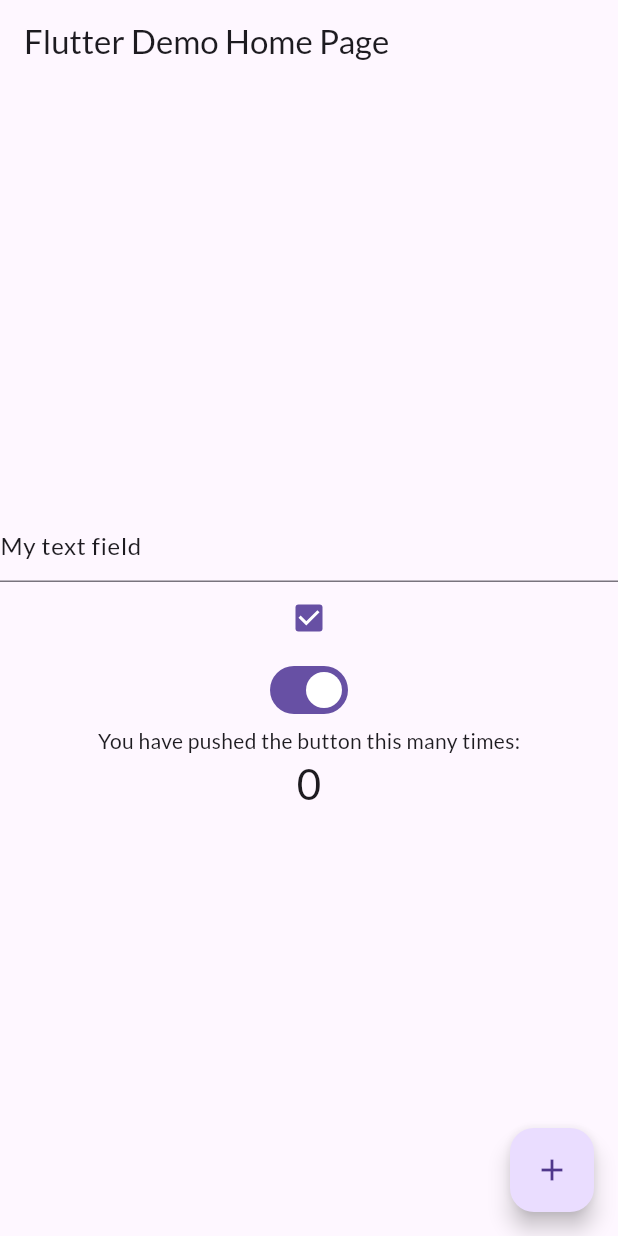
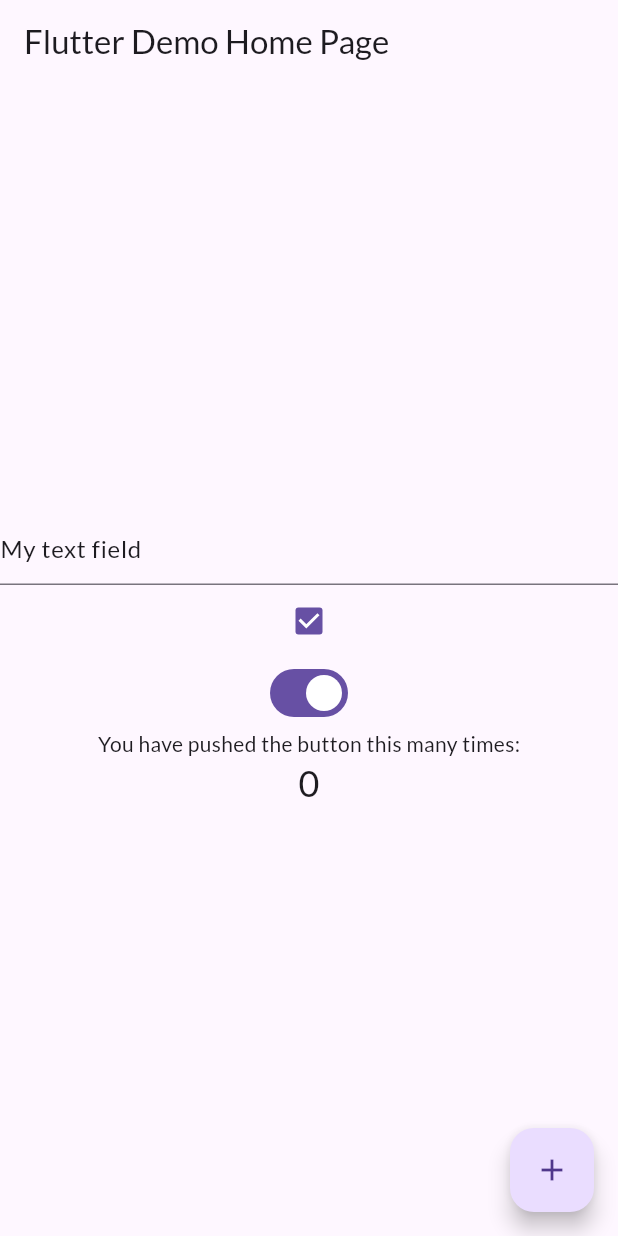
Before and after one commit to sncf-connect-tech/gherkin_widget_extension, a Flutter app: the screen it shows after launch, on a phone screen of 412 x 824 dp. Run offline on Flutter 3.47's test engine with Material 3 defaults, Android fonts, the phone set to English and light mode, and no system bars; our stand-ins replace glob, logger; missing offline and left inert: gherkin.

Commit message:
upgraded logger dependency to 2.0.1

```diff
--- a/example/lib/main.dart
+++ b/example/lib/main.dart
@@ -105,7 +105,7 @@ class _MyHomePageState extends State<MyHomePage> {
             ),
             Text(
               '$_counter',
-              style: Theme.of(context).textTheme.headline4,
+              style: Theme.of(context).textTheme.headlineSmall,
             ),
           ],
         ),
--- a/example/pubspec.yaml
+++ b/example/pubspec.yaml
@@ -35,6 +35,7 @@ dependencies:
   # The following adds the Cupertino Icons font to your application.
   # Use with the CupertinoIcons class for iOS style icons.
   cupertino_icons: ^1.0.2
+  gherkin: ^3.1.0
 
 dev_dependencies:
   flutter_test:
--- a/pubspec.yaml
+++ b/pubspec.yaml
@@ -1,6 +1,6 @@
 name: gherkin_widget_extension
 description: An extension of gherkin package for widgets
-version: 1.0.1
+version: 1.0.2
 homepage: https://github.com/sncf-connect-tech/gherkin_widget_extension
 
 environment:
@@ -14,7 +14,7 @@ dependencies:
     sdk: flutter
   glob: ^2.1.1
   gherkin: ^3.1.0
-  logger: ^1.1.0
+  logger: ^2.0.1
   xml: ^6.0.1
   path: ^1.8.1
 
```
Also changed, not shown: example/pubspec.lock, 2 other files.
